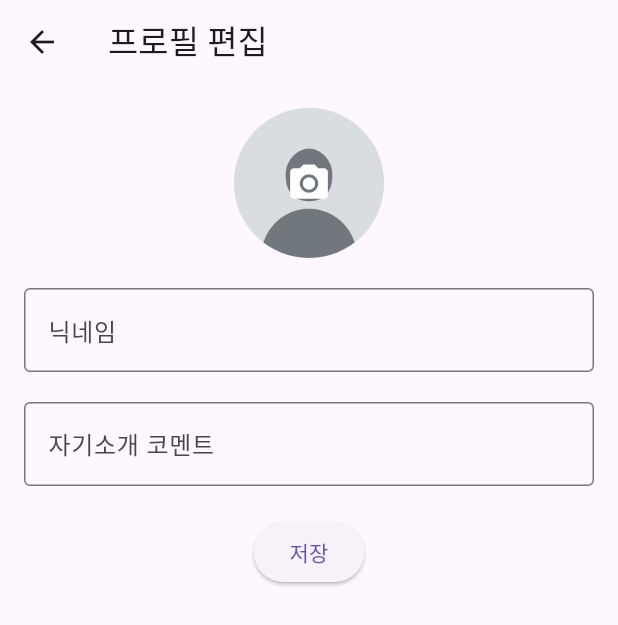
After one commit to rttitity/book-wiki_2024001761, a Flutter app: the HomeScreen screen opened by its route, item 2 of the bottom bar chosen, after a tap on "프로필 편집", on a phone screen of 412 x 824 dp. The commit adds this screen. Shown: the top 625 px of the screen. Run offline on Flutter 3.47's test engine with Material 3 defaults, Android fonts, the phone set to English and light mode, and no system bars; our stand-ins replace cloud_firestore, firebase_auth, firebase_core, firebase_storage, fluttertoast, image_picker; accounts and stored records are empty; generated files the repository leaves out were written again.

Commit message:
사용자 프로필 기능 구현

```diff
--- /dev/null
+++ b/lib/User_profile_screen/edit_profile.dart
@@ -0,0 +1,113 @@
+import 'dart:io';
+import 'package:flutter/material.dart';
+import 'package:firebase_auth/firebase_auth.dart';
+import 'package:firebase_storage/firebase_storage.dart';
+import 'package:cloud_firestore/cloud_firestore.dart';
+import 'package:image_picker/image_picker.dart';
+
+class EditProfileScreen extends StatefulWidget {
+  const EditProfileScreen({Key? key}) : super(key: key);
+
+  @override
+  _EditProfileScreenState createState() => _EditProfileScreenState();
+}
+
+class _EditProfileScreenState extends State<EditProfileScreen> {
+  final TextEditingController _bioController = TextEditingController();
+  final TextEditingController _displayNameController = TextEditingController();
+  File? _selectedImage;
+  bool _isLoading = false; // 로딩 상태
+
+  Future<void> _pickImage() async {
+    final pickedImage = await ImagePicker().pickImage(source: ImageSource.gallery);
+    if (pickedImage != null) {
+      setState(() {
+        _selectedImage = File(pickedImage.path);
+      });
+    }
+  }
+
+  Future<void> _updateProfile() async {
+    final user = FirebaseAuth.instance.currentUser;
+    if (user == null) return;
+
+    setState(() {
+      _isLoading = true; // 로딩 시작
+    });
+
+    String? photoURL;
+
+    // Firebase Storage에 이미지 업로드
+    if (_selectedImage != null) {
+      final storageRef = FirebaseStorage.instance.ref().child('profile_images/${user.uid}.jpg');
+      await storageRef.putFile(_selectedImage!);
+      photoURL = await storageRef.getDownloadURL();
+    }
+
+    // Firestore에 데이터 저장
+    final userProfileData = {
+      'email': user.email,
+      'displayName': _displayNameController.text.isEmpty ? user.displayName : _displayNameController.text,
+      'photoURL': photoURL ?? user.photoURL,
+      'bio': _bioController.text,
+    };
+
+    await FirebaseFirestore.instance.collection('UserProfile').doc(user.uid).set(userProfileData);
+
+    setState(() {
+      _isLoading = false; // 로딩 종료
+    });
+
+    // 데이터 업데이트 후 프로필 페이지 리빌드
+    Navigator.pop(context, userProfileData); // 프로필 페이지로 데이터 전달
+  }
+
+  @override
+  Widget build(BuildContext context) {
+    return Scaffold(
+      appBar: AppBar(
+        title: const Text('프로필 편집'),
+      ),
+      body: Padding(
+        padding: const EdgeInsets.all(16.0),
+        child: Column(
+          children: [
+            GestureDetector(
+              onTap: _pickImage,
+              child: CircleAvatar(
+                radius: 50,
+                backgroundImage: _selectedImage != null
+                    ? FileImage(_selectedImage!)
+                    : const AssetImage('assets/default_profile.png') as ImageProvider,
+                child: const Icon(Icons.camera_alt, size: 30, color: Colors.white),
+              ),
+            ),
+            const SizedBox(height: 20),
+            TextField(
+              controller: _displayNameController,
+              decoration: const InputDecoration(
+                labelText: '닉네임',
+                border: OutlineInputBorder(),
+              ),
+            ),
+            const SizedBox(height: 20),
+            TextField(
+              controller: _bioController,
+              decoration: const InputDecoration(
+                labelText: '자기소개 코멘트',
+                border: OutlineInputBorder(),
+              ),
+            ),
+            const SizedBox(height: 20),
+            _isLoading
+                ? const CircularProgressIndicator() // 로딩 표시
+                : ElevatedButton(
+              onPressed: _updateProfile,
+              child: const Text('저장'),
+            ),
+          ],
+        ),
+      ),
+    );
+  }
+}
--- /dev/null
+++ b/lib/User_profile_screen/profile_screen.dart
@@ -0,0 +1,99 @@
+import 'package:flutter/material.dart';
+import 'package:firebase_auth/firebase_auth.dart';
+import 'package:cloud_firestore/cloud_firestore.dart';
+import 'package:book_wiki/User_profile_screen/edit_profile.dart';
+
+class ProfileScreen extends StatefulWidget {
+  const ProfileScreen({Key? key}) : super(key: key);
+
+  @override
+  _ProfileScreenState createState() => _ProfileScreenState();
+}
+
+class _ProfileScreenState extends State<ProfileScreen> {
+  Map<String, dynamic>? _userData;
+
+  Future<void> _fetchUserData() async {
+    final user = FirebaseAuth.instance.currentUser;
+    if (user == null) return;
+
+    final doc = await FirebaseFirestore.instance.collection('UserProfile').doc(user.uid).get();
+    setState(() {
+      _userData = doc.data();
+    });
+  }
+
+  @override
+  void initState() {
+    super.initState();
+    _fetchUserData(); // 초기 데이터 로드
+  }
+
+  @override
+  Widget build(BuildContext context) {
+    final user = FirebaseAuth.instance.currentUser;
+
+    return Scaffold(
+      appBar: AppBar(
+        title: const Text('사용자 프로필'),
+      ),
+      body: _userData == null
+          ? const Center(child: CircularProgressIndicator())
+          : Padding(
+        padding: const EdgeInsets.all(16.0),
+        child: Column(
+          crossAxisAlignment: CrossAxisAlignment.center,
+          children: [
+            CircleAvatar(
+              radius: 50,
+              backgroundImage: _userData!['photoURL'] != null
+                  ? NetworkImage(_userData!['photoURL'])
+                  : const AssetImage('assets/default_profile.png') as ImageProvider,
+            ),
+            const SizedBox(height: 20),
+            Text(
+              _userData!['displayName'] ?? 'Anonymous',
+              style: const TextStyle(fontSize: 20, fontWeight: FontWeight.bold),
+            ),
+            const SizedBox(height: 10),
+            Text(
+              user?.email ?? '이메일 정보 없음',
+              style: const TextStyle(fontSize: 16, color: Colors.grey),
+            ),
+            const SizedBox(height: 20),
+            Text(
+              _userData!['bio'] ?? '자기소개 비어있음',
+              style: const TextStyle(fontSize: 16, fontStyle: FontStyle.italic),
+            ),
+            const SizedBox(height: 20),
+            ElevatedButton(
+              onPressed: () async {
+                final updatedData = await Navigator.push(
+                  context,
+                  MaterialPageRoute(builder: (context) => const EditProfileScreen()),
+                );
+                if (updatedData != null) {
+                  setState(() {
+                    _userData = updatedData; // 데이터 갱신
+                  });
+                }
+              },
+              child: const Text('프로필 편집'),
+            ),
+            const SizedBox(height: 20),
+            ElevatedButton(
+              onPressed: () async {
+                await FirebaseAuth.instance.signOut();
+                Navigator.pushNamedAndRemoveUntil(context, '/auth', (route) => false);
+              },
+              style: ElevatedButton.styleFrom(
+                backgroundColor: Colors.red,
+              ),
+              child: const Text('로그아웃'),
+            ),
+          ],
+        ),
+      ),
+    );
+  }
+}
--- a/lib/auth_screen.dart
+++ b/lib/auth_screen.dart
@@ -24,10 +24,10 @@ class AuthScreenState extends State<AuthScreen> {
       if (FirebaseAuth.instance.currentUser?.emailVerified ?? false) {
         Navigator.pushReplacementNamed(context, '/list');
       } else {
-        showToast('Please verify your email');
+        showLoginToast('Please verify your email');
       }
     } catch (e) {
-      showToast('Login failed: $e');
+      showLoginToast('Login failed: $e');
     }
   }
 
@@ -43,7 +43,7 @@ class AuthScreenState extends State<AuthScreen> {
         MaterialPageRoute(builder: (context) => const VerificationScreen()),
       );
     } catch (e) {
-      showToast('Sign-up failed: $e');
+      showLoginToast('Sign-up failed: $e');
     }
   }
 
--- a/lib/main.dart
+++ b/lib/main.dart
@@ -1,11 +1,11 @@
+import 'package:flutter/material.dart';
 import 'package:firebase_auth/firebase_auth.dart';
 import 'package:firebase_core/firebase_core.dart';
-import 'package:flutter/material.dart';
+import 'User_profile_screen/profile_screen.dart';
+import 'list_screen.dart'; // 기존 게시판 화면
 import 'auth_screen.dart';
-import 'list_screen.dart';
 import 'firebase_options.dart';
 import 'verification_screen.dart';
-
 
 void main() async {
   WidgetsFlutterBinding.ensureInitialized();
@@ -19,13 +19,54 @@ class MyApp extends StatelessWidget {
   @override
   Widget build(BuildContext context) {
     return MaterialApp(
-      title: 'Firebase App',
+      title: 'BookWiki',
       initialRoute: FirebaseAuth.instance.currentUser == null ? '/auth' : '/list',
       routes: {
         '/auth': (context) => const AuthScreen(),
-        '/list': (context) => const ListScreen(),
+        '/list': (context) => const HomeScreen(),
         '/verification': (context) => const VerificationScreen(),
       },
     );
   }
 }
+
+class HomeScreen extends StatefulWidget {
+  const HomeScreen({Key? key}) : super(key: key);
+
+  @override
+  _HomeScreenState createState() => _HomeScreenState();
+}
+
+class _HomeScreenState extends State<HomeScreen> {
+  int _currentIndex = 0;
+
+  final List<Widget> _pages = [
+    const ListScreen(),
+    const ProfileScreen(),
+  ];
+
+  @override
+  Widget build(BuildContext context) {
+    return Scaffold(
+      body: _pages[_currentIndex],
+      bottomNavigationBar: BottomNavigationBar(
+        currentIndex: _currentIndex,
+        onTap: (index) {
+          setState(() {
+            _currentIndex = index;
+          });
+        },
+        items: const [
+          BottomNavigationBarItem(
+            icon: Icon(Icons.list),
+            label: '게시판',
+          ),
+          BottomNavigationBarItem(
+            icon: Icon(Icons.person),
+            label: '프로필',
+          ),
+        ],
+      ),
+    );
+  }
+}
--- a/pubspec.yaml
+++ b/pubspec.yaml
@@ -73,7 +73,8 @@ flutter:
   uses-material-design: true
 
   # To add assets to your application, add an assets section, like this:
-  # assets:
+  assets:
+    - assets/default_profile.png
   #   - images/a_dot_burr.jpeg
   #   - images/a_dot_ham.jpeg
 
```
Also changed, not shown: lib/input_screen.dart (+46 -10 lines), lib/list_screen.dart (+26 -7 lines), lib/utils/toast.dart (+19 -2 lines), assets/default_profile.png (added), pubspec.lock.
